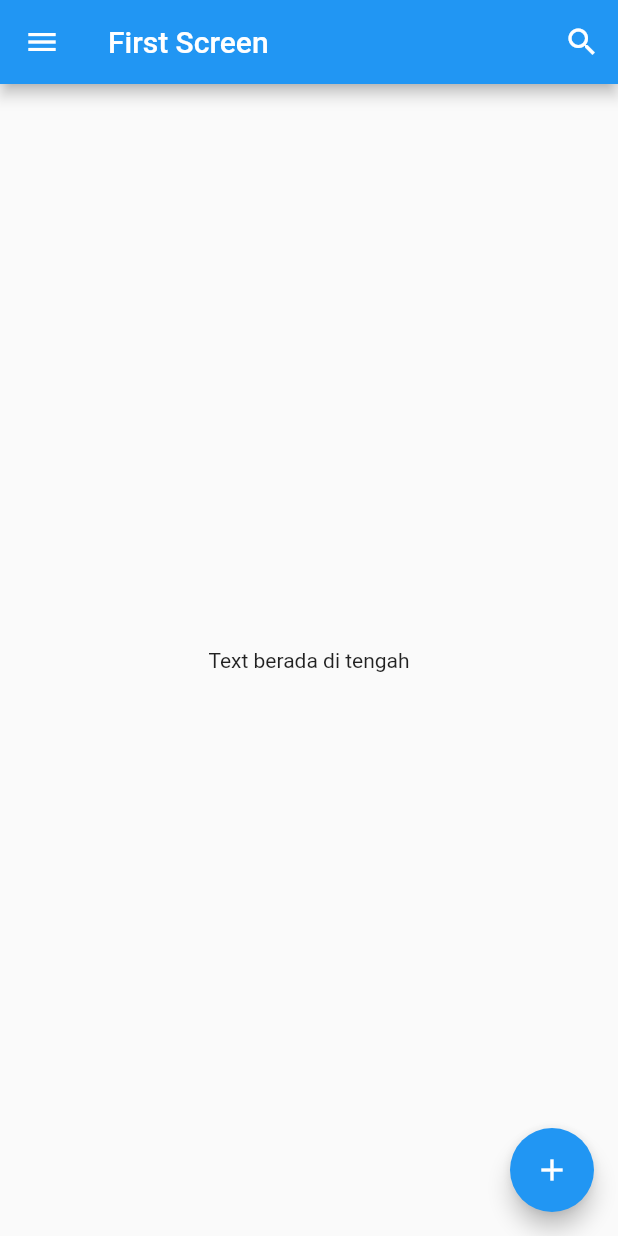
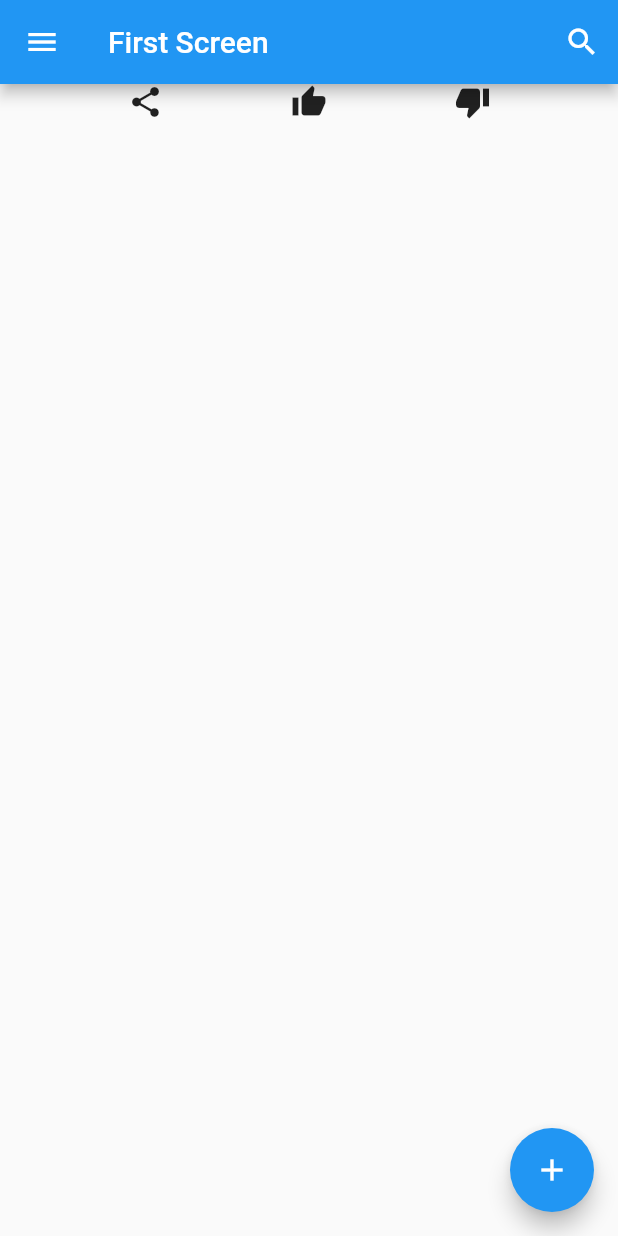
Before and after one commit to titikkoma88/dicoding_flutter, a Flutter app: the screen it shows after launch, on a phone screen of 412 x 824 dp. Run offline on Flutter 3.47's test engine with Material 2 defaults, Android fonts, the phone set to English and light mode, and no system bars.

Commit message:
Container, widget row

```diff
--- a/lib/main.dart
+++ b/lib/main.dart
@@ -41,8 +41,13 @@ class FirstScreen extends StatelessWidget {
           ),
         ],
       ),
-      body: Center(
-        child: Text('Text berada di tengah'),
+      body: Row(
+        mainAxisAlignment: MainAxisAlignment.spaceEvenly,
+        children: <Widget>[
+          Icon(Icons.share),
+          Icon(Icons.thumb_up),
+          Icon(Icons.thumb_down),
+        ],
       ),
       floatingActionButton: FloatingActionButton(
         onPressed: () {},
```
